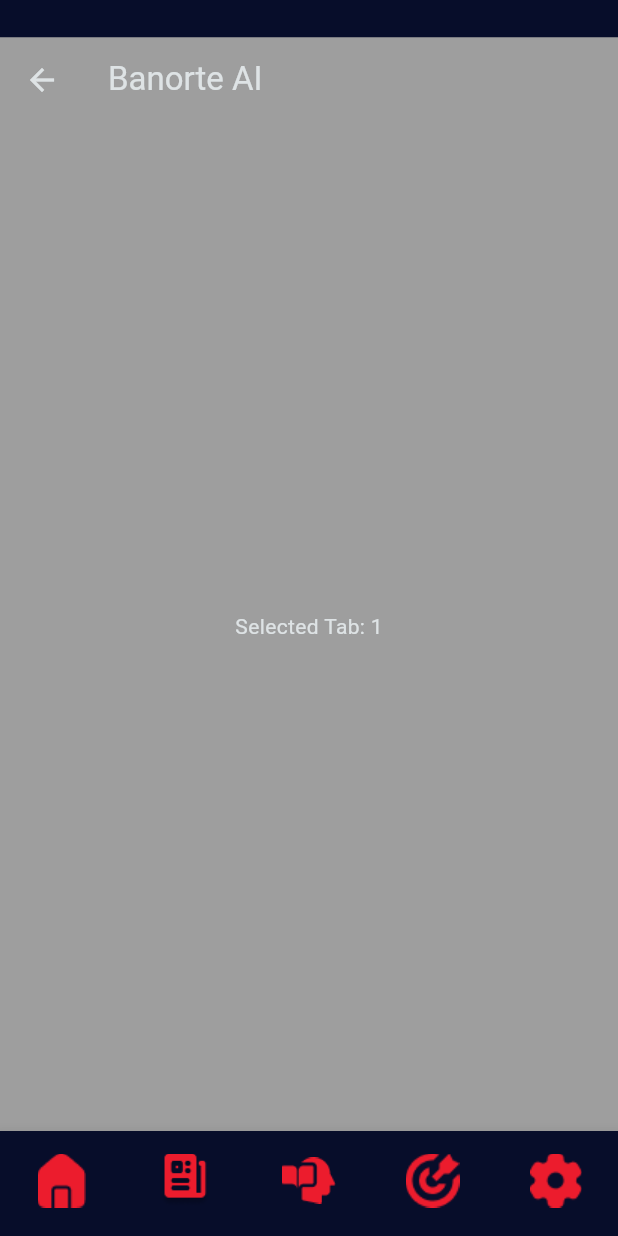
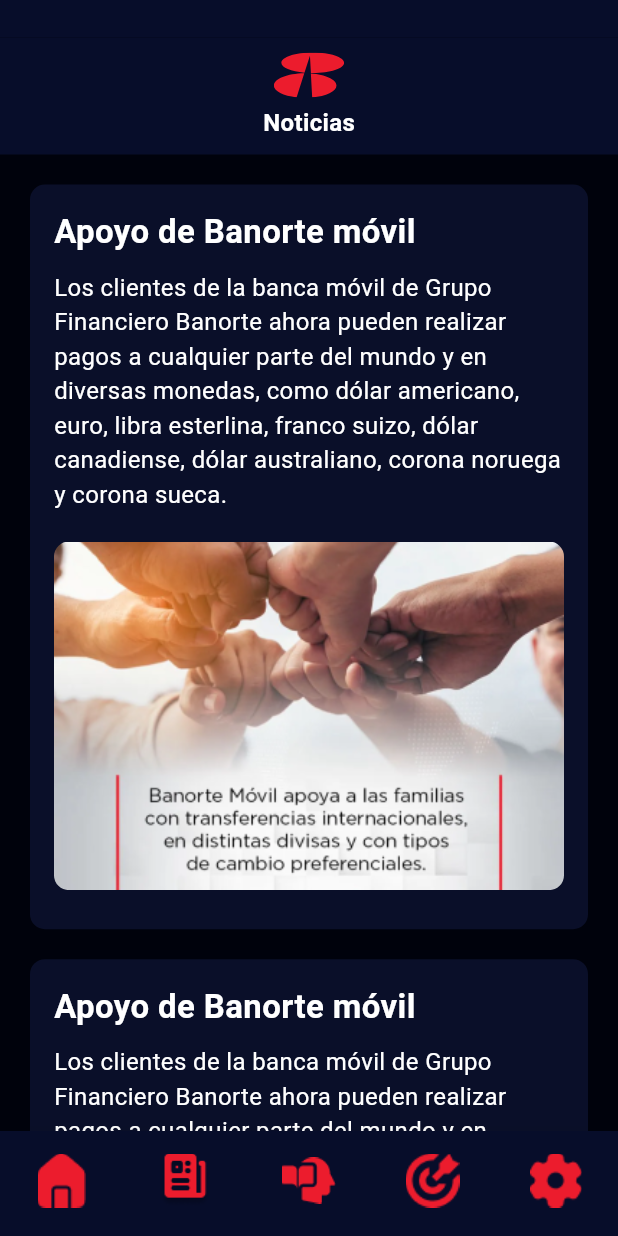
Before and after one commit to zam-cv/banorte, a Flutter app: the Home screen opened by its route, item 2 of the bottom bar chosen, on a phone screen of 412 x 824 dp. Run offline on Flutter 3.47's test engine with Material 3 defaults, Android fonts, the phone set to English and light mode, and no system bars; our stand-ins replace flutter_svg; Roboto replaces fonts that are missing (NotoSans).

Commit message:
News screen

```diff
--- a/app/lib/routes/app_routes.dart
+++ b/app/lib/routes/app_routes.dart
@@ -9,6 +9,7 @@
 import 'package:app/screens/forgot_password.dart';
 import 'package:app/screens/home.dart';
 import 'package:app/screens/practice.dart';
+import 'package:app/screens/news.dart';
 
 class BaseLayout extends StatelessWidget {
   final Widget child;
@@ -46,6 +47,7 @@
   static const String home = '/home';
   static const String learn = '/learn';
   static const String practice = '/practice';
+  static const String news = '/news';
 
   static final Map<String, Widget> routes = {
     login: const Login(),
@@ -54,6 +56,7 @@
     home: const Home(),
     learn: const LearnPage(),
     practice: const PracticePage(),
+    news: const NewsPage(),
   };
 
   static Route<dynamic> generateRoute(RouteSettings settings) {
--- /dev/null
+++ b/app/lib/screens/news.dart
@@ -0,0 +1,120 @@
+import 'package:flutter/material.dart';
+import 'package:flutter_svg/flutter_svg.dart';
+import '../widgets/custom_nav.dart'; // Asegúrate de importar el CustomNavBar existente
+
+class NewsPage extends StatefulWidget {
+  const NewsPage({Key? key}) : super(key: key);
+
+  @override
+  _NewsPageState createState() => _NewsPageState();
+}
+
+class _NewsPageState extends State<NewsPage> {
+  int _selectedIndex = 1; // Noticias está seleccionada
+
+  void _onItemTapped(int index) {
+    setState(() {
+      _selectedIndex = index;
+      // Aquí puedes añadir lógica de navegación si es necesario
+    });
+  }
+
+  @override
+  Widget build(BuildContext context) {
+    return Scaffold(
+      backgroundColor: const Color(0xFF00020C), // Fondo oscuro
+      body: Column(
+        children: [
+          // Fijo: AppBar customizado con el logo en la parte superior azul
+          Container(
+            width: double.infinity,
+            color: const Color(0xFF070D2A), // Fondo azul para el logo
+            padding: const EdgeInsets.symmetric(vertical: 10),
+            child: Column(
+              mainAxisSize: MainAxisSize.min,
+              children: [
+                SvgPicture.asset(
+                  'assets/logo.svg', // Logo en SVG
+                  height: 30,
+                ),
+                const SizedBox(height: 5),
+                const Text(
+                  'Noticias', // Título de la página
+                  style: TextStyle(
+                    color: Colors.white,
+                    fontSize: 16,
+                    fontWeight: FontWeight.bold,
+                  ),
+                ),
+              ],
+            ),
+          ),
+          // Lista desplazable de noticias
+          Expanded(
+            child: SingleChildScrollView(
+              padding: const EdgeInsets.all(20.0),
+              child: Column(
+                children: List.generate(
+                    10,
+                    (index) =>
+                        buildNewsPost(context)), // Repite la noticia 10 veces
+              ),
+            ),
+          ),
+        ],
+      ),
+      // Utiliza la navbar existente desde el archivo importado
+      bottomNavigationBar: CustomNavBar(
+        onTabSelected: _onItemTapped, // Función para manejar las selecciones
+        selectedIndex: _selectedIndex, // Noticias está seleccionada
+      ),
+    );
+  }
+
+  // Widget de una noticia individual
+  Widget buildNewsPost(BuildContext context) {
+    return Padding(
+      padding: const EdgeInsets.only(bottom: 20.0),
+      child: Container(
+        decoration: BoxDecoration(
+          color: const Color(0x84131B44), // Color con 52% de opacidad
+          borderRadius: BorderRadius.circular(10),
+        ),
+        padding: const EdgeInsets.all(16.0),
+        child: Column(
+          crossAxisAlignment: CrossAxisAlignment.start,
+          children: [
+            // Título de la noticia
+            const Text(
+              'Apoyo de Banorte móvil',
+              style: TextStyle(
+                color: Colors.white,
+                fontSize: 22,
+                fontWeight: FontWeight.bold,
+              ),
+            ),
+            const SizedBox(height: 10),
+            // Contenido del texto
+            const Text(
+              'Los clientes de la banca móvil de Grupo Financiero Banorte ahora pueden realizar pagos a cualquier parte del mundo y en diversas monedas, como dólar americano, euro, libra esterlina, franco suizo, dólar canadiense, dólar australiano, corona noruega y corona sueca.',
+              style: TextStyle(
+                color: Colors.white,
+                fontSize: 16,
+              ),
+            ),
+            const SizedBox(height: 20),
+            // Imagen de la noticia
+            ClipRRect(
+              borderRadius: BorderRadius.circular(10),
+              child: Image.asset(
+                'assets/noticia_muestra.png', // Ruta de la imagen
+                fit: BoxFit.cover,
+              ),
+            ),
+            const SizedBox(height: 10),
+          ],
+        ),
+      ),
+    );
+  }
+}
--- a/app/lib/widgets/custom_nav.dart
+++ b/app/lib/widgets/custom_nav.dart
@@ -24,7 +24,7 @@
             Navigator.pushNamed(context, '/home');
             break;
           case 1:
-            // Ruta a noticias
+            Navigator.pushNamed(context, '/news'); // Navegar a la pantalla News
             break;
           case 2:
             Navigator.pushNamed(
--- a/app/pubspec.yaml
+++ b/app/pubspec.yaml
@@ -67,6 +67,7 @@
     - assets/practice_icon.png
     - assets/settings_icon.png
     - assets/cross.png
+    - assets/noticia_muestra.png
   #   - images/a_dot_ham.jpeg
 
   # An image asset can refer to one or more resolution-specific "variants", see
```
Also changed, not shown: app/assets/noticia_muestra.png (added).
